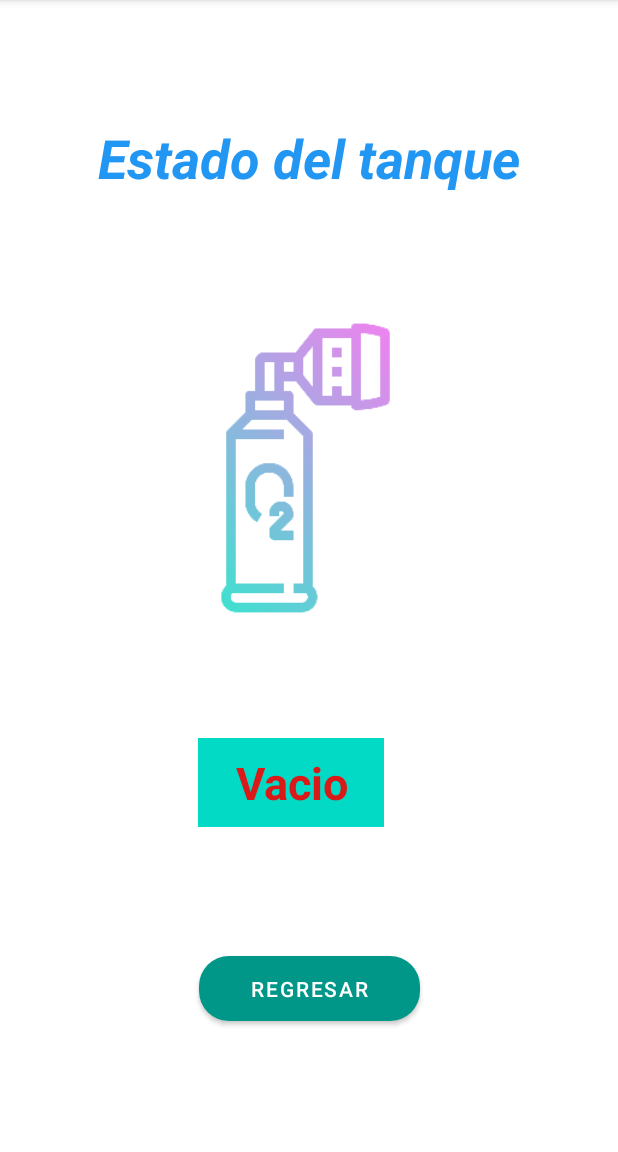
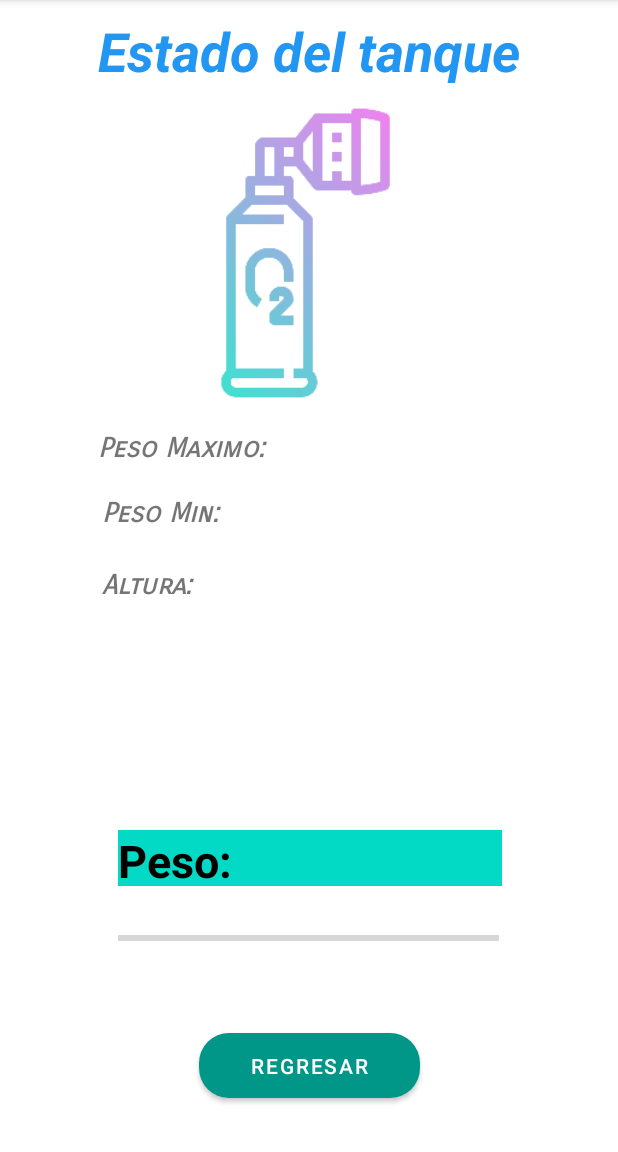
Before and after one commit to amst-fiec/2T2020-Deteccion-de-tanques-de-oxigeno-vacios-v1.0, an Android app: the Estado_de_tanque screen opened directly, with no data from a screen before it, on a phone screen of 412 x 824 dp, the part 84-1236 px from its top. Run offline under Robolectric (Android 15) with nearby library versions, the phone set to English and light mode, and no system bars; our stand-ins replace Firebase (no records; nobody signed in at launch, a user with empty details on screens opened directly).

Commit message:
Conexion con base de datos y progress bars funcionando

```diff
--- a/app/src/main/java/com/example/tanquesoxigeno/Estado_de_tanque.java
+++ b/app/src/main/java/com/example/tanquesoxigeno/Estado_de_tanque.java
@@ -1,17 +1,82 @@
 package com.example.tanquesoxigeno;
 
+import androidx.annotation.NonNull;
+import androidx.annotation.RequiresApi;
 import androidx.appcompat.app.AppCompatActivity;
 
 import android.content.Intent;
+import android.os.Build;
 import android.os.Bundle;
 import android.view.View;
+import android.widget.LinearLayout;
+import android.widget.ProgressBar;
+import android.widget.TextView;
+
+import com.google.firebase.database.DataSnapshot;
+import com.google.firebase.database.DatabaseError;
+import com.google.firebase.database.DatabaseReference;
+import com.google.firebase.database.FirebaseDatabase;
+import com.google.firebase.database.ValueEventListener;
 
 public class Estado_de_tanque extends AppCompatActivity {
-
+    DatabaseReference db_reference;
+    TextView txtPeso,txtMin,txtMax,txtAltura;
+    ProgressBar pbp;
     @Override
     protected void onCreate(Bundle savedInstanceState) {
         super.onCreate(savedInstanceState);
         setContentView(R.layout.activity_estado_de_tanque);
+        txtPeso = (TextView) findViewById(R.id.txtPorcentaje);
+        txtMax= (TextView) findViewById(R.id.txtMax);
+        txtMin= (TextView) findViewById(R.id.txtMin);
+        txtAltura= (TextView) findViewById(R.id.txtAltura);
+        db_reference = FirebaseDatabase.getInstance().getReference();
+        pbp = (ProgressBar)findViewById(R.id.progressBarP);
+        leerPeso();
+    }
+
+
+    private void leerPeso() {
+        db_reference.child("Usuario").child("alfombra").child("Tanque").addValueEventListener(new ValueEventListener() {
+            @RequiresApi(api = Build.VERSION_CODES.LOLLIPOP)
+            @Override
+            public void onDataChange(@NonNull DataSnapshot snapshot) {
+                if(snapshot.exists()){
+                    String peso = snapshot.child("peso").getValue().toString();
+                    txtPeso.setText("Peso: "+ peso + " Kg");
+                    String max = snapshot.child("pesoMax").getValue().toString();
+                    txtMax.setText("Peso Maximo: "+ max + " Kg");
+                    String min = snapshot.child("pesoMin").getValue().toString();
+                    txtMin.setText("Peso Minimo: "+ min + " Kg");
+                    String alt = snapshot.child("altura").getValue().toString();
+                    txtAltura.setText("Altura: "+ alt+" m");
+                    try {
+                        float pesomaxf = Float.parseFloat(max);
+                        float pesominf = Float.parseFloat(min);
+                        float pesof = Float.parseFloat(peso);
+                        float pesoNeto = pesomaxf-pesominf;
+                        float pes = pesof-pesominf;
+                        int porc = Math.round((pes*100.0f)/pesoNeto);
+                        System.out.println(porc);
+                        if(porc>15 && porc<=100){
+                            pbp.setProgress(porc);
+                            pbp.setProgressDrawable(getDrawable(R.drawable.pb_drawable));
+                        }
+                        else{
+                            pbp.setProgress(porc);
+                            pbp.setProgressDrawable(getDrawable(R.drawable.pb_drawable_2));
+                        }
+                    } catch (Exception e) {
+                        e.printStackTrace();
+                    }
+                }
+            }
+
+            @Override
+            public void onCancelled(@NonNull DatabaseError error) {
+
+            }
+        });
     }
 
     public void irMenu(View view){
--- a/app/src/main/java/com/example/tanquesoxigeno/Menu.java
+++ b/app/src/main/java/com/example/tanquesoxigeno/Menu.java
@@ -1,17 +1,24 @@
 package com.example.tanquesoxigeno;
 
+import androidx.annotation.NonNull;
+import androidx.annotation.RequiresApi;
 import androidx.appcompat.app.AppCompatActivity;
 
 import android.content.Intent;
+import android.os.Build;
 import android.os.Bundle;
 import android.view.View;
 import android.widget.Button;
 import android.widget.ImageView;
+import android.widget.ProgressBar;
 import android.widget.TextView;
 
 import com.google.firebase.auth.FirebaseAuth;
+import com.google.firebase.database.DataSnapshot;
+import com.google.firebase.database.DatabaseError;
 import com.google.firebase.database.DatabaseReference;
 import com.google.firebase.database.FirebaseDatabase;
+import com.google.firebase.database.ValueEventListener;
 import com.squareup.picasso.Picasso;
 
 import java.util.HashMap;
@@ -19,7 +26,7 @@ import java.util.HashMap;
 public class Menu extends AppCompatActivity {
     TextView txt_name;
     ImageView imv_photo;
-    Button btn_logout;
+    ProgressBar pb;
     DatabaseReference db_reference;
     @Override
     protected void onCreate(Bundle savedInstanceState) {
@@ -36,7 +43,9 @@ public class Menu extends AppCompatActivity {
         String photo = info_user.get("user_photo");
         Picasso.with(getApplicationContext()).load(photo).into(imv_photo);
 
-
+        db_reference = FirebaseDatabase.getInstance().getReference();
+        pb = (ProgressBar) findViewById(R.id.barraBateria);
+        leerBateria();
     }
 
     public void irEstado(View view){
@@ -51,10 +60,36 @@ public class Menu extends AppCompatActivity {
         intent.putExtra("msg", "cerrarSesion");
         startActivity(intent);
     }
-    public void iniciarBaseDeDatos(){
-        db_reference = FirebaseDatabase.getInstance().getReference().child("Grupo");
+
+    private void leerBateria() {
+        db_reference.child("Usuario").child("alfombra").addValueEventListener(new ValueEventListener() {
+            @RequiresApi(api = Build.VERSION_CODES.LOLLIPOP)
+            @Override
+            public void onDataChange(@NonNull DataSnapshot snapshot) {
+                if(snapshot.exists()){
+                    String bat = snapshot.child("bateria").getValue().toString();
+                    try {
+                        int porc = Integer.parseInt(bat);
+                        if(porc>15 && porc<=100){
+                            pb.setProgress(porc);
+                            pb.setProgressDrawable(getDrawable(R.drawable.pb_drawable));
+                        }
+                        else{
+                            pb.setProgress(porc);
+                            pb.setProgressDrawable(getDrawable(R.drawable.pb_drawable_2));
+                        }
+                    } catch (Exception e) {
+                        e.printStackTrace();
+                    }
+                }
+            }
+
+            @Override
+            public void onCancelled(@NonNull DatabaseError error) {
+
+            }
+        });
     }
 
 
-
 }
--- /dev/null
+++ b/app/src/main/res/drawable/pb_drawable.xml
@@ -0,0 +1,46 @@
+<?xml version="1.0" encoding="utf-8"?>
+<layer-list xmlns:android="http://schemas.android.com/apk/res/android">
+    <item android:id="@android:id/background">
+        <shape>
+            <gradient
+                android:angle="-90"
+                android:endColor="#757575"
+                android:startColor="#424242"
+                android:centerColor="#616161"
+                android:useLevel="true" />
+            <size
+                android:width="15dp"
+                android:height="15dp" />
+            <corners android:radius="6dp" />
+
+        </shape>
+    </item>
+
+    <item android:id="@android:id/progress">
+        <clip>
+            <layer-list>
+                <item
+                    android:bottom="2dp"
+                    android:left="2dp"
+                    android:top="2dp"
+                    android:right="2dp">
+                    <shape>
+                        <gradient
+                            android:angle="-90"
+                            android:centerColor="#43a047"
+                            android:endColor="#388e3c"
+                            android:startColor="#4caf50"/>
+                        <corners android:radius="4dp"/>
+
+                    </shape>
+
+                </item>
+            </layer-list>
+        </clip>
+
+    </item>
+
+
+
+
+</layer-list>
--- /dev/null
+++ b/app/src/main/res/drawable/pb_drawable_2.xml
@@ -0,0 +1,46 @@
+<?xml version="1.0" encoding="utf-8"?>
+<layer-list xmlns:android="http://schemas.android.com/apk/res/android">
+    <item android:id="@android:id/background">
+        <shape>
+            <gradient
+                android:angle="-90"
+                android:endColor="#757575"
+                android:startColor="#424242"
+                android:centerColor="#616161"
+                android:useLevel="true" />
+            <size
+                android:width="15dp"
+                android:height="15dp" />
+            <corners android:radius="6dp" />
+
+        </shape>
+    </item>
+
+    <item android:id="@android:id/progress">
+        <clip>
+            <layer-list>
+                <item
+                    android:bottom="2dp"
+                    android:left="2dp"
+                    android:top="2dp"
+                    android:right="2dp">
+                    <shape>
+                        <gradient
+                            android:angle="-90"
+                            android:centerColor="#cc0000"
+                            android:endColor="#ff0000"
+                            android:startColor="#990000"/>
+                        <corners android:radius="4dp"/>
+
+                    </shape>
+
+                </item>
+            </layer-list>
+        </clip>
+
+    </item>
+
+
+
+
+</layer-list>
--- a/app/src/main/res/layout/activity_estado_de_tanque.xml
+++ b/app/src/main/res/layout/activity_estado_de_tanque.xml
@@ -15,7 +15,7 @@
         app:layout_constraintHorizontal_bias="0.497"
         app:layout_constraintStart_toStartOf="parent"
         app:layout_constraintTop_toTopOf="parent"
-        app:layout_constraintVertical_bias="0.372"
+        app:layout_constraintVertical_bias="0.117"
         app:srcCompat="@mipmap/tanquevacio" />
 
     <TextView
@@ -34,22 +34,22 @@
         app:layout_constraintTop_toTopOf="parent" />
 
     <TextView
-        android:id="@+id/textView5"
-        android:layout_width="124dp"
-        android:layout_height="59dp"
+        android:id="@+id/txtPorcentaje"
+        android:layout_width="256dp"
+        android:layout_height="37dp"
         android:background="@color/teal_200"
-        android:gravity="center"
-        android:text="Vacio"
+        android:gravity="center|left"
+        android:text="Peso: "
         android:textAppearance="@style/TextAppearance.AppCompat.Large"
-        android:textColor="#DA1919"
+        android:textColor="@color/design_default_color_on_secondary"
         android:textSize="30sp"
         android:textStyle="bold"
         app:layout_constraintBottom_toBottomOf="parent"
         app:layout_constraintEnd_toEndOf="parent"
-        app:layout_constraintHorizontal_bias="0.459"
+        app:layout_constraintHorizontal_bias="0.503"
         app:layout_constraintStart_toStartOf="parent"
         app:layout_constraintTop_toTopOf="parent"
-        app:layout_constraintVertical_bias="0.694" />
+        app:layout_constraintVertical_bias="0.757" />
 
     <Button
         android:id="@+id/button"
@@ -65,6 +65,63 @@
         app:layout_constraintEnd_toEndOf="parent"
         app:layout_constraintStart_toStartOf="parent"
         app:layout_constraintTop_toTopOf="parent"
-        app:layout_constraintVertical_bias="0.886"
+        app:layout_constraintVertical_bias="0.958"
         app:strokeColor="#AD3FB5" />
+
+    <TextView
+        android:id="@+id/txtMax"
+        android:layout_width="298dp"
+        android:layout_height="31dp"
+        android:layout_marginTop="12dp"
+        android:fontFamily="sans-serif-smallcaps"
+        android:gravity="center|left"
+        android:text="Peso Maximo: "
+        android:textSize="18sp"
+        android:textStyle="bold|italic"
+        app:layout_constraintEnd_toEndOf="parent"
+        app:layout_constraintHorizontal_bias="0.575"
+        app:layout_constraintStart_toStartOf="parent"
+        app:layout_constraintTop_toBottomOf="@+id/imageView2" />
+
+    <TextView
+        android:id="@+id/txtMin"
+        android:layout_width="300dp"
+        android:layout_height="31dp"
+        android:layout_marginStart="68dp"
+        android:layout_marginLeft="68dp"
+        android:layout_marginTop="12dp"
+        android:fontFamily="sans-serif-smallcaps"
+        android:gravity="center|center_horizontal|left|center_vertical"
+        android:text="Peso Min: "
+        android:textSize="18sp"
+        android:textStyle="bold|italic"
+        app:layout_constraintStart_toStartOf="parent"
+        app:layout_constraintTop_toBottomOf="@+id/txtMax" />
+
+    <TextView
+        android:id="@+id/txtAltura"
+        android:layout_width="298dp"
+        android:layout_height="33dp"
+        android:layout_marginStart="68dp"
+        android:layout_marginLeft="68dp"
+        android:layout_marginTop="16dp"
+        android:fontFamily="sans-serif-smallcaps"
+        android:gravity="center|center_horizontal|left|center_vertical"
+        android:text="Altura: "
+        android:textSize="18sp"
+        android:textStyle="bold|italic"
+        app:layout_constraintStart_toStartOf="parent"
+        app:layout_constraintTop_toBottomOf="@+id/txtMin" />
+
+    <ProgressBar
+        android:id="@+id/progressBarP"
+        style="?android:attr/progressBarStyleHorizontal"
+        android:layout_width="254dp"
+        android:layout_height="30dp"
+        android:layout_marginTop="20dp"
+        app:layout_constraintEnd_toEndOf="parent"
+        app:layout_constraintHorizontal_bias="0.498"
+        app:layout_constraintStart_toStartOf="parent"
+        app:layout_constraintTop_toBottomOf="@+id/txtPorcentaje" />
+
 </androidx.constraintlayout.widget.ConstraintLayout>
--- a/app/src/main/res/layout/activity_menu.xml
+++ b/app/src/main/res/layout/activity_menu.xml
@@ -32,10 +32,12 @@
 
     <ProgressBar
         android:id="@+id/barraBateria"
-        style="?android:attr/progressBarStyleHorizontal"
-        android:layout_width="263dp"
-        android:layout_height="57dp"
-        android:scrollbarSize="4dp"
+        style="@style/Widget.AppCompat.ProgressBar.Horizontal"
+        android:layout_width="249dp"
+        android:layout_height="30dp"
+        android:indeterminateDrawable="@android:drawable/progress_horizontal"
+        android:progressDrawable="@drawable/pb_drawable"
+        android:scrollbarSize="15dp"
         app:layout_constraintEnd_toEndOf="parent"
         app:layout_constraintStart_toStartOf="parent"
         app:layout_constraintTop_toBottomOf="@+id/imageView6" />
```
